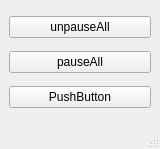
The window that runey_bot_mk1/mainwindow.ui (Harmonised7/qt-projects) describes before a commit, drawn with Qt 5.
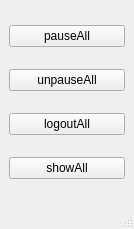
The same window after the commit.

Patch:
```diff
--- a/runey_bot_mk1/mainwindow.ui
+++ b/runey_bot_mk1/mainwindow.ui
@@ -6,41 +6,58 @@
    <rect>
     <x>0</x>
     <y>0</y>
-    <width>160</width>
-    <height>149</height>
+    <width>134</width>
+    <height>229</height>
    </rect>
   </property>
   <property name="maximumSize">
    <size>
-    <width>160</width>
-    <height>320</height>
+    <width>16777215</width>
+    <height>16777215</height>
    </size>
   </property>
   <property name="windowTitle">
    <string>MainWindow</string>
   </property>
   <widget class="QWidget" name="centralwidget">
-   <layout class="QVBoxLayout" name="verticalLayout_4">
+   <layout class="QHBoxLayout" name="horizontalLayout_2">
     <item>
-     <widget class="QPushButton" name="unpauseButton">
-      <property name="text">
-       <string>unpauseAll</string>
-      </property>
-     </widget>
-    </item>
+     <layout class="QVBoxLayout" name="verticalLayout">
     <item>
      <widget class="QPushButton" name="pauseButton">
+        <property name="minimumSize">
+         <size>
+          <width>0</width>
+          <height>0</height>
+         </size>
+        </property>
       <property name="text">
        <string>pauseAll</string>
       </property>
      </widget>
     </item>
+      <item>
+       <widget class="QPushButton" name="unpauseButton">
+        <property name="text">
+         <string>unpauseAll</string>
+        </property>
+       </widget>
+      </item>
+      <item>
+       <widget class="QPushButton" name="logoutButton">
+        <property name="text">
+         <string>logoutAll</string>
+        </property>
+       </widget>
+      </item>
     <item>
      <widget class="QPushButton" name="showButton">
       <property name="text">
-       <string>PushButton</string>
-      </property>
-     </widget>
+         <string>showAll</string>
+        </property>
+       </widget>
+      </item>
+     </layout>
     </item>
    </layout>
   </widget>
```
Left out of the diff: 2 changed lines with no effect on the pictures. Lines whose indentation alone changed are shown as unchanged.
